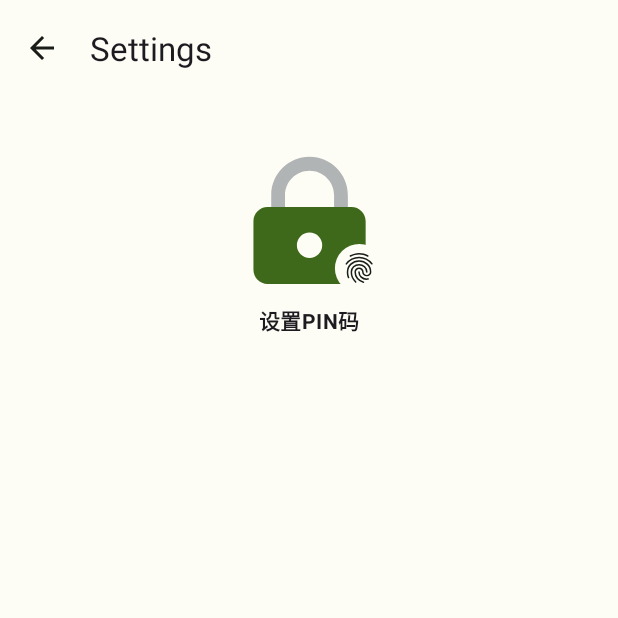
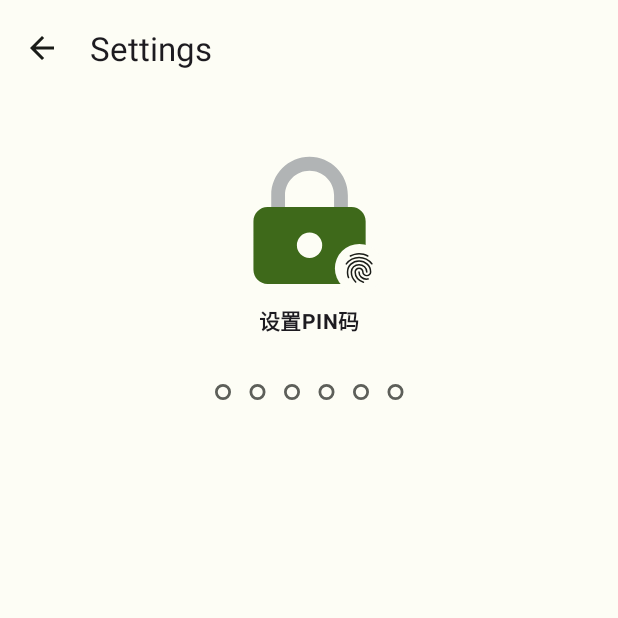
Before and after one commit to sqsong66/CustomViews, an Android app: the SetPinPatternActivity screen opened directly, with no data from a screen before it, on a phone screen of 412 x 824 dp, the top half of it. Run offline under Robolectric (Android 15) with nearby library versions, the phone set to English and light mode, and no system bars; network calls fail.

```diff
--- a/OpenGLLib/build.gradle.kts
+++ b/OpenGLLib/build.gradle.kts
@@ -37,7 +37,7 @@ dependencies {
     androidTestImplementation("androidx.test.ext:junit:1.1.5")
     androidTestImplementation("androidx.test.espresso:espresso-core:3.5.1")
 
-    implementation("androidx.media3:media3-transformer:1.3.2.1")
-    implementation("androidx.media3:media3-effect:1.3.2.1")
-    implementation("androidx.media3:media3-common:1.3.2.1")
+    implementation("androidx.media3:media3-transformer:1.4.1")
+    implementation("androidx.media3:media3-effect:1.4.1")
+    implementation("androidx.media3:media3-common:1.4.1")
 }
--- a/app/src/main/java/com/example/customviews/ui/VideoTransformerActivity.kt
+++ b/app/src/main/java/com/example/customviews/ui/VideoTransformerActivity.kt
@@ -97,7 +97,7 @@ class VideoTransformerActivity : AppCompatActivity() {
         val red: Float = (colorSurface shr 16 and 0xFF) / 255.0f
         val green: Float = (colorSurface shr 8 and 0xFF) / 255.0f
         val blue: Float = (colorSurface and 0xFF) / 255.0f
-        GlUtil.setClearColor(red, green, blue, 1.0f)
+        // GlUtil.setClearColor(red, green, blue, 1.0f)
 
         binding.recyclerView.adapter = lutItemAdapter
         binding.transformBtn.setOnClickListener { startTransform(videoUri) }
--- a/app/src/main/java/com/example/customviews/view/PinPasswordEditText.kt
+++ b/app/src/main/java/com/example/customviews/view/PinPasswordEditText.kt
@@ -1,13 +1,90 @@
 package com.example.customviews.view
 
 import android.content.Context
+import android.graphics.Paint
+import android.text.method.MovementMethod
 import android.util.AttributeSet
+import android.util.Log
 import androidx.appcompat.widget.AppCompatEditText
+import com.example.customviews.utils.dp2Px
+import com.example.customviews.utils.getThemeColor
+import com.example.customviews.utils.getThemeColorWithAlpha
+import kotlin.math.ceil
 
 class PinPasswordEditText @JvmOverloads constructor(
     context: Context, attrs: AttributeSet? = null, defStyleAttr: Int = 0
 ) : AppCompatEditText(context, attrs, defStyleAttr) {
 
+    private var maxPasswordLength = 4
+    private var passwordCircleRadius = 0f
+    private var passwordCircleStrokeWidth = 0f
+    private var passwordCircleStrokeColor = 0
+    private var passwordCircleColor = 0
+    private var passwordCircleSolidColor = 0
+    private var passwordCircleGap = 0f
 
+    private val paint by lazy {
+        Paint(Paint.ANTI_ALIAS_FLAG).apply {
+            isDither = true
+            strokeWidth = passwordCircleStrokeWidth
+        }
+    }
 
+    init {
+        handleAttributes(context, attrs)
+        initParams()
+    }
+
+    private fun handleAttributes(context: Context, attrs: AttributeSet?) {
+        context.obtainStyledAttributes(attrs, com.example.customviews.R.styleable.PinPasswordEditText).apply {
+            maxPasswordLength = getInt(com.example.customviews.R.styleable.PinPasswordEditText_ppet_maxPasswordLength, 6)
+            passwordCircleRadius = getDimension(com.example.customviews.R.styleable.PinPasswordEditText_ppet_passwordCircleRadius, dp2Px(5))
+            passwordCircleStrokeWidth = getDimension(com.example.customviews.R.styleable.PinPasswordEditText_ppet_passwordCircleStrokeWidth, dp2Px(1.5f))
+            passwordCircleStrokeColor = getColor(com.example.customviews.R.styleable.PinPasswordEditText_ppet_passwordCircleStrokeColor, getThemeColorWithAlpha(context, com.google.android.material.R.attr.colorOnSurface, 180))
+            passwordCircleColor = getColor(com.example.customviews.R.styleable.PinPasswordEditText_ppet_passwordCircleColor, getThemeColorWithAlpha(context, com.google.android.material.R.attr.colorOnSurface, 255))
+            passwordCircleSolidColor = getColor(com.example.customviews.R.styleable.PinPasswordEditText_ppet_passwordCircleSoldColor, getThemeColor(context, com.google.android.material.R.attr.colorOnSurface))
+            passwordCircleGap = getDimension(com.example.customviews.R.styleable.PinPasswordEditText_ppet_passwordCircleGap, dp2Px(12))
+            recycle()
+        }
+    }
+
+    private fun initParams() {
+        background = null
+        setWillNotDraw(false)
+        isCursorVisible = false
+        setTextIsSelectable(false)
+        inputType = android.text.InputType.TYPE_CLASS_NUMBER or android.text.InputType.TYPE_NUMBER_VARIATION_PASSWORD
+        filters = arrayOf(android.text.InputFilter.LengthFilter(maxPasswordLength))
+    }
+
+    override fun onMeasure(widthMeasureSpec: Int, heightMeasureSpec: Int) {
+        super.onMeasure(widthMeasureSpec, heightMeasureSpec)
+        val w = ceil(paddingStart + paddingEnd + (maxPasswordLength * passwordCircleRadius * 2) + ((maxPasswordLength - 1) * passwordCircleGap)).toInt()
+        val h = ceil(paddingTop + paddingBottom + (passwordCircleRadius * 2)).toInt()
+        setMeasuredDimension(w, h)
+    }
+
+    override fun onDraw(canvas: android.graphics.Canvas) {
+        val startX = paddingStart + passwordCircleRadius
+        val cy = paddingTop + passwordCircleRadius
+        val textLength = text?.length ?: 0
+        for (i in 0 until maxPasswordLength) {
+            val radius: Float
+            if (i < textLength) {
+                paint.style = Paint.Style.FILL
+                paint.color = passwordCircleColor
+                radius = passwordCircleRadius
+            } else {
+                paint.style = Paint.Style.STROKE
+                paint.color = passwordCircleStrokeColor
+                radius = passwordCircleRadius - passwordCircleStrokeWidth / 2f
+            }
+            val cx = startX + (i * (passwordCircleRadius * 2 + passwordCircleGap))
+            canvas.drawCircle(cx, cy, radius, paint)
+        }
+    }
+
+    override fun getDefaultMovementMethod(): MovementMethod? {
+        return null
+    }
 }
--- a/app/src/main/res/layout/activity_set_pin_pattern.xml
+++ b/app/src/main/res/layout/activity_set_pin_pattern.xml
@@ -31,6 +31,7 @@
         app:ppsv_setMode="mode_unlock" />
 
     <androidx.appcompat.widget.AppCompatTextView
+        android:id="@+id/pinPatternTitleTv"
         android:layout_width="wrap_content"
         android:layout_height="wrap_content"
         android:layout_marginTop="8dp"
@@ -41,4 +42,12 @@
         app:layout_constraintStart_toStartOf="parent"
         app:layout_constraintTop_toBottomOf="@id/pinPatternSetView" />
 
+    <com.example.customviews.view.PinPasswordEditText
+        android:layout_width="wrap_content"
+        android:layout_height="wrap_content"
+        android:layout_marginTop="32dp"
+        app:layout_constraintEnd_toEndOf="parent"
+        app:layout_constraintStart_toStartOf="parent"
+        app:layout_constraintTop_toBottomOf="@id/pinPatternTitleTv" />
+
 </androidx.constraintlayout.widget.ConstraintLayout>
```
Also changed, not shown: app/build.gradle.kts (+5 -5 lines), app/src/main/res/values/attrs.xml (+10 -0 lines).
